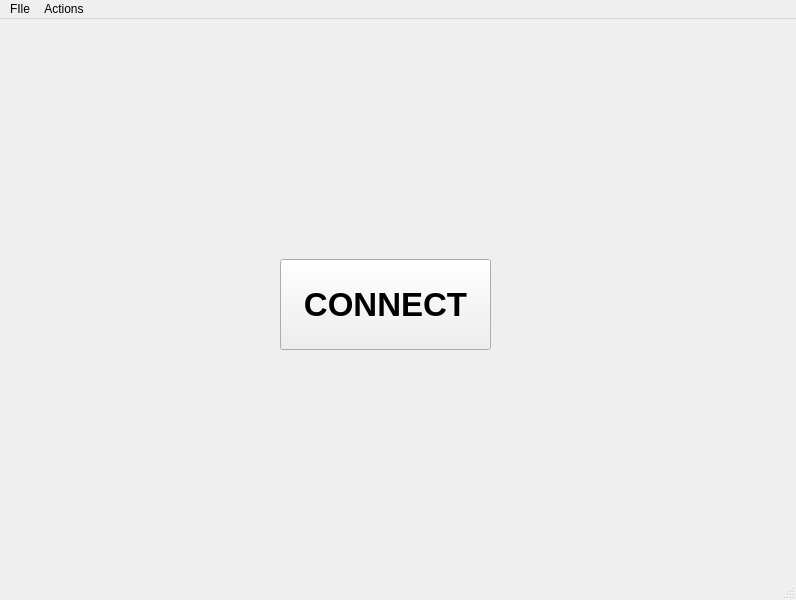
Before: the Qt Designer form UI_files/mainui.ui in nafdev01/secure-lan-chat, drawn with Qt 5.
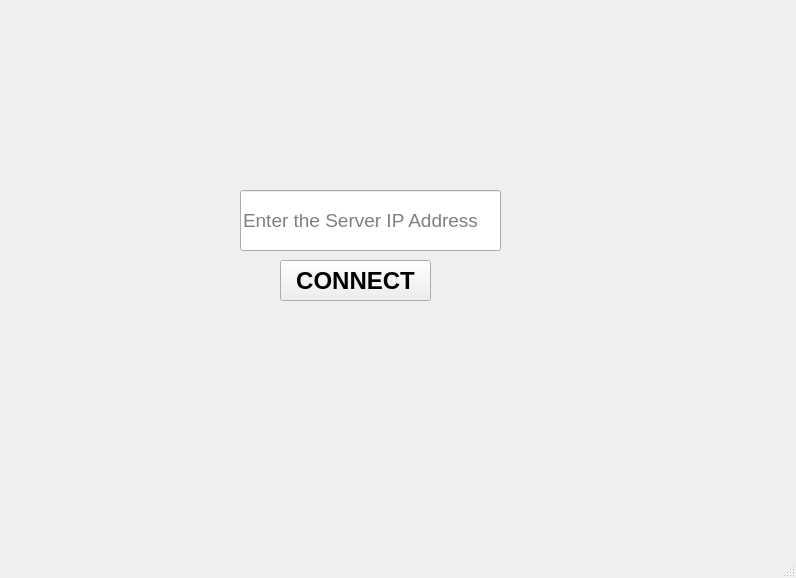
After: the same form once the commit is applied. The open tabs and pages were chosen to show the change. Icons and pictures are not drawn.

Patch:
```diff
--- a/UI_files/mainui.ui
+++ b/UI_files/mainui.ui
@@ -7,7 +7,7 @@
     <x>0</x>
     <y>0</y>
     <width>796</width>
-    <height>600</height>
+    <height>578</height>
    </rect>
   </property>
   <property name="windowTitle">
@@ -17,10 +17,10 @@
    <widget class="QStackedWidget" name="stackedWidget">
     <property name="geometry">
      <rect>
-      <x>20</x>
-      <y>20</y>
-      <width>761</width>
-      <height>531</height>
+      <x>10</x>
+      <y>10</y>
+      <width>781</width>
+      <height>561</height>
      </rect>
     </property>
     <property name="currentIndex">
@@ -30,15 +30,16 @@
      <widget class="QPushButton" name="buttonConnServer">
       <property name="geometry">
        <rect>
-        <x>260</x>
-        <y>220</y>
-        <width>211</width>
-        <height>91</height>
+        <x>270</x>
+        <y>250</y>
+        <width>151</width>
+        <height>41</height>
        </rect>
       </property>
       <property name="font">
        <font>
-        <pointsize>25</pointsize>
+        <pointsize>18</pointsize>
+        <weight>75</weight>
         <bold>true</bold>
        </font>
       </property>
@@ -46,6 +47,24 @@
        <string>CONNECT</string>
       </property>
      </widget>
+     <widget class="QLineEdit" name="lineEdit">
+      <property name="geometry">
+       <rect>
+        <x>230</x>
+        <y>180</y>
+        <width>261</width>
+        <height>61</height>
+       </rect>
+      </property>
+      <property name="font">
+       <font>
+        <pointsize>14</pointsize>
+       </font>
+      </property>
+      <property name="placeholderText">
+       <string>Enter the Server IP Address</string>
+      </property>
+     </widget>
     </widget>
     <widget class="QWidget" name="pageAuth">
      <widget class="QTabWidget" name="authTabs">
@@ -956,34 +975,6 @@
     </widget>
    </widget>
   </widget>
-  <widget class="QMenuBar" name="menubar">
-   <property name="geometry">
-    <rect>
-     <x>0</x>
-     <y>0</y>
-     <width>796</width>
-     <height>23</height>
-    </rect>
-   </property>
-   <widget class="QMenu" name="menuFIle">
-    <property name="title">
-     <string>FIle</string>
-    </property>
-    <addaction name="actionRefresh"/>
-    <addaction name="actionClose"/>
-    <addaction name="actionMinimize"/>
-   </widget>
-   <widget class="QMenu" name="menuActions">
-    <property name="title">
-     <string>Actions</string>
-    </property>
-    <addaction name="actionCopy"/>
-    <addaction name="actionCut"/>
-    <addaction name="actionPaste"/>
-   </widget>
-   <addaction name="menuFIle"/>
-   <addaction name="menuActions"/>
-  </widget>
   <widget class="QStatusBar" name="statusbar"/>
   <action name="actionQuit">
    <property name="text">
```
Left out of the diff: 26 changed lines with no effect on the pictures.
